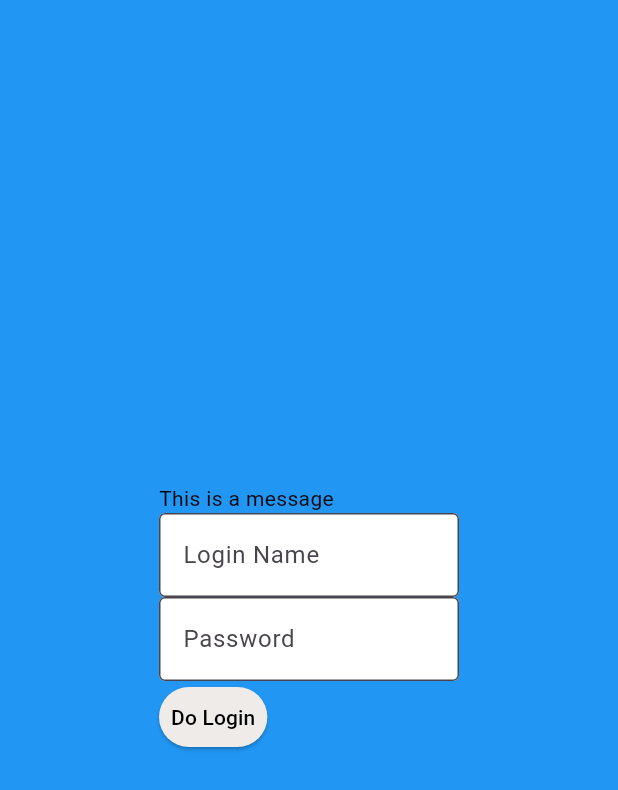
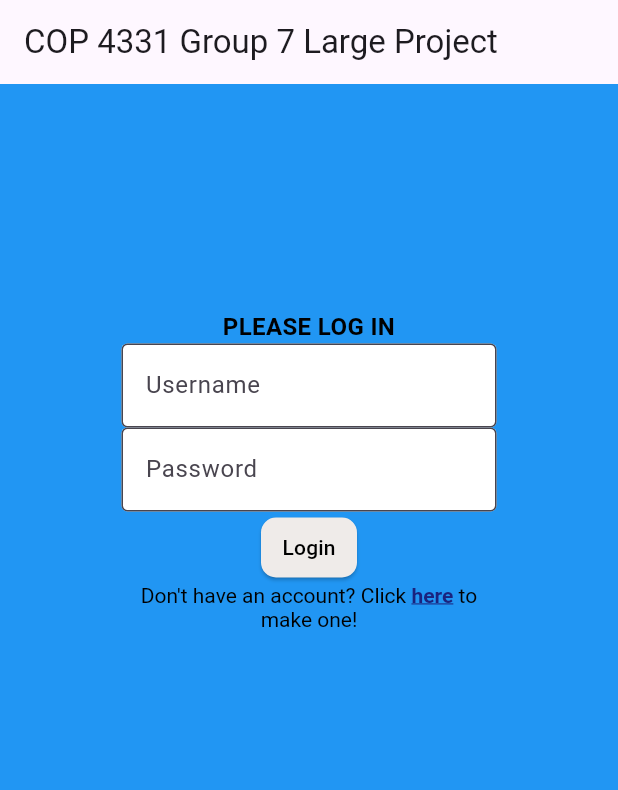
Before and after one commit to AndrewKelton/large-project, a Flutter app: the screen it shows after launch, on a phone screen of 412 x 824 dp. Shown: the top 790 px of the screen. Run offline on Flutter 3.47's test engine with Material 3 defaults, Android fonts, the phone set to English and light mode, and no system bars; network calls fail.

Commit message:
reformatted login page and implemented login page rebuilding after clicking back-button

```diff
--- a/mobile/Large_Project_Mobile_App/lib/main.dart
+++ b/mobile/Large_Project_Mobile_App/lib/main.dart
@@ -11,4 +11,7 @@ void main() => runApp(MaterialApp(
     '/login': (context) => LoginScreen(),
     '/user_home': (context) => UserHomeScreen(),
   },
+  navigatorObservers: [routeObserver],
 ));
+
+final RouteObserver<ModalRoute<void>> routeObserver = RouteObserver<ModalRoute<void>>();
--- a/mobile/Large_Project_Mobile_App/lib/pages/LoginScreen.dart
+++ b/mobile/Large_Project_Mobile_App/lib/pages/LoginScreen.dart
@@ -1,8 +1,12 @@
+import 'package:flutter/gestures.dart';
 import 'package:flutter/material.dart';
 import 'dart:convert';
+import 'package:group7_mobile_app/main.dart';
 import 'package:group7_mobile_app/utils/getAPI.dart';
 import 'package:group7_mobile_app/utils/GlobalData.dart';
 
+
+// widget for the login screen
 class LoginScreen extends StatefulWidget {
   @override
   State<LoginScreen> createState() => _LoginScreenState();
@@ -18,23 +22,68 @@ class _LoginScreenState extends State<LoginScreen> {
   @override
   Widget build(BuildContext context) {
     return Scaffold(
+      appBar: AppBar(
+        title: Text(
+          'COP 4331 Group 7 Large Project',
+          textAlign: TextAlign.center,
+        ),
+        automaticallyImplyLeading: false,
+      ),
       backgroundColor: Colors.blue,
-      body: MainPage(),
+      body: LoginPage(),
     );
   }
 }
 
-class MainPage extends StatefulWidget {
+// widget for the login page
+class LoginPage extends StatefulWidget {
+
   @override
-  State<MainPage> createState() => _MainPageState();
+  State<LoginPage> createState() => _LoginPageState();
 }
 
-class _MainPageState extends State<MainPage> {
-  String message = "This is a message";
+// widget for building the login page
+class _LoginPageState extends State<LoginPage> with RouteAware {
+  String message = "";
   String newMessageText = "";
-  String loginName = "";
-  String password = "";
+  late TextEditingController loginController;
+  late TextEditingController passwordController;
 
+  @override
+  void initState() {
+    super.initState();
+    loginController = TextEditingController();
+    passwordController = TextEditingController();
+  }
+
+  @override
+  void didChangeDependencies() {
+    super.didChangeDependencies();
+    // route observer used to clear previous textfields when going back to login page
+    routeObserver.subscribe(this, ModalRoute.of(context)!);
+  }
+
+  @override
+  void dispose() {
+    // route observer used to clear previous textfields when going back to login page
+    routeObserver.unsubscribe(this);
+    loginController.dispose();
+    passwordController.dispose();
+    super.dispose();
+  }
+
+  @override
+  void didPopNext() {
+    // called when coming back from another page
+    setState(() {
+      message = "";
+      newMessageText = "";
+      loginController.clear();
+      passwordController.clear();
+    });
+  }
+
+  // method to change the state of select widget attributes when called
   void changeText() {
     setState(() {
       message = newMessageText;
@@ -42,85 +91,101 @@ class _MainPageState extends State<MainPage> {
   }
 
   @override
-  void initState() {
-    super.initState();
-  }
-
-  @override
   Widget build(BuildContext context) {
     return Center(
       child: Container(
-        width: 200,
+        width: 250,
         child: Column(
-          mainAxisAlignment: MainAxisAlignment.center, // center column contents vertically
+          mainAxisAlignment: MainAxisAlignment.start, // center column contents vertically
           crossAxisAlignment: CrossAxisAlignment.center, // center column contents horizontally
           children: <Widget> [
+            SizedBox(height: 150.0),
+            // row for login instruction
             Row(
               children: <Widget> [
                 Expanded(
                   child: Text(
-                    '$message',
+                    'PLEASE LOG IN',
+                    textAlign: TextAlign.center,
                     style: TextStyle(
-                      fontSize: 14,
+                      fontSize: 16.0,
+                      fontWeight: FontWeight.bold,
                       color: Colors.black,
                     ),
                   ),
                 ),
               ],
             ),
+            // row (conditional) for potential error message
+            if (message != '') Row(
+              children: <Widget> [
+                Expanded(
+                  child: Text(
+                    '$message',
+                    style: TextStyle(
+                      fontSize: 14.0,
+                      color: Colors.black,
+                    ),
+                  ),
+                ),
+              ],
+            ),
+            // row for login name textfield
             Row (
               children: <Widget> [
                 Container(
-                  width: 200,
+                  width: 250,
                   child: TextField(
-                    onChanged: (text) {
+                    controller: loginController,
+                 /*   onChanged: (text) {
                       loginName = text;
-                    },
+                    },*/
                     decoration: InputDecoration(
                       filled: true,
                       fillColor: Colors.white,
                       border: OutlineInputBorder(),
-                      labelText: 'Login Name',
-                      hintText: 'Enter Your Login Name',
+                      hintText: 'Username',
                     ),
                   ),
                 )
               ],
             ),
+            // row for password textfield
             Row(
               children: <Widget> [
                 Container(
-                  width: 200,
+                  width: 250,
                   child: TextField(
+                    controller: passwordController,
                     obscureText: true,
-                    onChanged: (text) {
+               /*     onChanged: (text) {
                       password = text;
-                    },
+                    },*/
                     decoration: InputDecoration(
                       filled: true,
                       fillColor: Colors.white,
                       border: OutlineInputBorder(),
-                      labelText: 'Password',
-                      hintText: 'Enter Your Password',
+                      hintText: 'Password',
                     ),
                   ),
                 ),
               ],
             ),
+            // row for login button
             Row(
+              mainAxisAlignment: MainAxisAlignment.center,
               children: <Widget> [
-                ElevatedButton(
+                LoginButton(
                   onPressed: () async {
                     newMessageText = "";
                     changeText();
-                    String payload = '{"Username":"${loginName.trim()}", "Password":"${password.trim()}"}';
+                    String payload = '{"Username":"${loginController.text.trim()}", "Password":"${passwordController.text.trim()}"}';
                     var userId = -1;
                     var jsonObject;
 
                     try {
                       String url = 'http://leandrovivares.com/api/login';
                       String ret = await AppData.getJSON(url, payload);
-                      print(ret);
                       jsonObject = json.decode(ret);
                       print(jsonObject);
                       //userId = jsonObject['id'];
@@ -155,15 +220,33 @@ class _MainPageState extends State<MainPage> {
                       changeText();
                     }
                   },
-                  style: ElevatedButton.styleFrom(
-                    backgroundColor: Colors.brown[50],
-                    foregroundColor: Colors.black,
-                    padding: EdgeInsets.all(8.0),
-                  ),
-                  child: Text(
-                    'Do Login',
-                    style: TextStyle(
-                      fontSize: 14.0,
+                ),
+              ],
+            ),
+            // row for registration page link
+            Row(
+              children: [
+                Expanded(
+                  child: RichText(
+                    textAlign: TextAlign.center,
+                    text: TextSpan(
+                      style: TextStyle(color: Colors.black),
+                      children: [
+                        TextSpan(text: "Don't have an account? Click "),
+                        TextSpan(
+                          text: "here",
+                          style: TextStyle(
+                            color: Colors.indigo[900],
+                            fontWeight: FontWeight.bold,
+                            decoration: TextDecoration.underline,
+                          ),
+                          recognizer: TapGestureRecognizer()
+                            ..onTap = () {
+                              Navigator.pushNamed(context, '/user_home');
+                            },
+                        ),
+                        TextSpan(text: " to make one!"),
+                      ],
                     ),
                   ),
                 ),
@@ -174,6 +257,31 @@ class _MainPageState extends State<MainPage> {
       ),
     );
   }
+}
 
+// custom class for the login button
+class LoginButton extends StatelessWidget {
+  // function initialized from constructor
+  final VoidCallback onPressed;
+  // constructor
+  const LoginButton({required this.onPressed});
 
+  @override
+  Widget build(BuildContext context) {
+    return ElevatedButton(
+      onPressed: onPressed,
+      style: ElevatedButton.styleFrom(
+        shape: RoundedRectangleBorder(
+            borderRadius: BorderRadius.circular(10),
+        ),
+        backgroundColor: Colors.brown[50],
+        foregroundColor: Colors.black,
+        padding: EdgeInsets.all(8.0),
+      ),
+      child: Text(
+        'Login',
+        style: TextStyle(fontSize: 14.0),
+      ),
+    );
+  }
 }
--- a/mobile/Large_Project_Mobile_App/lib/pages/UserHomeScreen.dart
+++ b/mobile/Large_Project_Mobile_App/lib/pages/UserHomeScreen.dart
@@ -21,13 +21,13 @@ class _UserHomeScreenState extends State<UserHomeScreen> {
         backgroundColor: Colors.blue,
         title: Text('User Home Page'),
       ),
-      body: ElevatedButton(
+    /*  body: ElevatedButton(
         onPressed: () {
           // pop off current screen
           Navigator.pop(context);
         },
         child: Text('Back'),
-      ),
+      ),*/
     );
   }
 }
--- a/mobile/Large_Project_Mobile_App/lib/pages/loading.dart
+++ b/mobile/Large_Project_Mobile_App/lib/pages/loading.dart
@@ -29,7 +29,7 @@ class _LoadingState extends State<Loading> {
       body: SafeArea(
         child: Column(
           children: <Widget> [
-            Text('test one two'),
+            Text('Loading Page'),
           ],
         )
       ),
```
